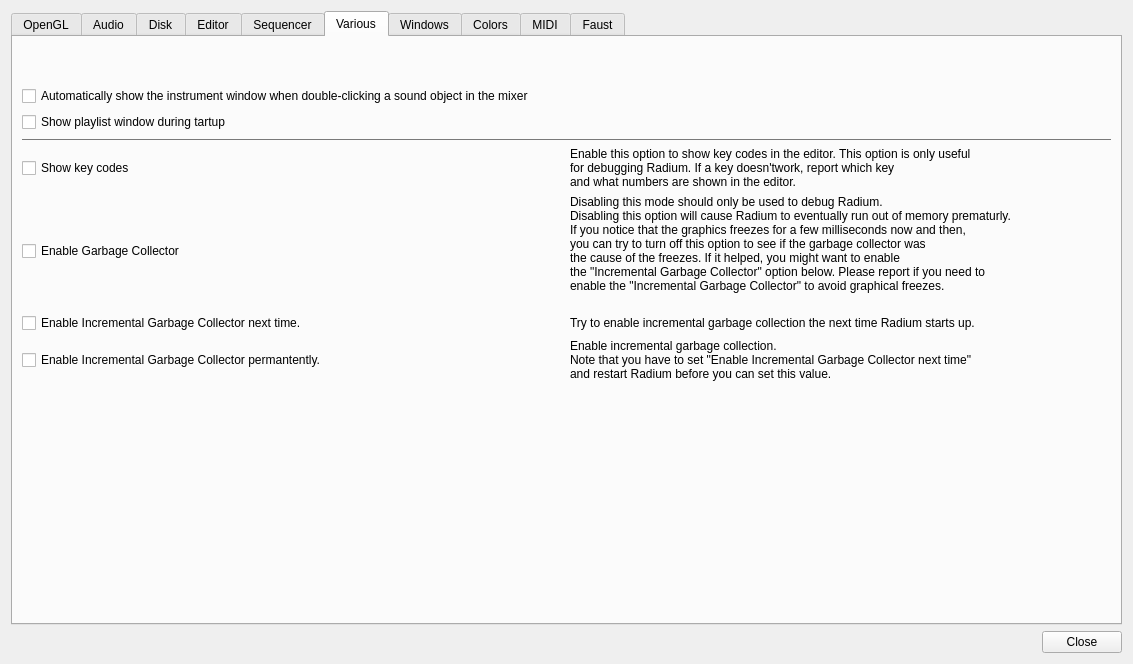
kmatheussen/radium, file Qt/qt4_preferences.ui: the form before one commit.
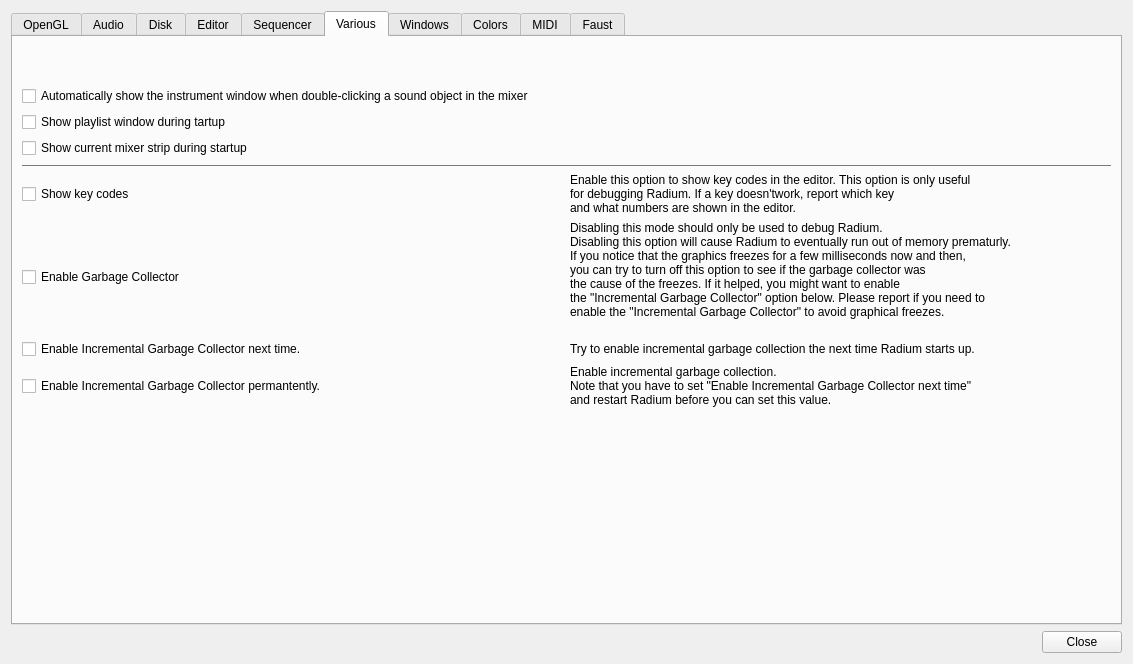
The form after the commit.

Commit message: Option to show/hide current mixer strip, plus option to show/hide current mixer strip during startup, plus reorgianize "Windows" menu a little bit

The edit to the form file:
```diff
--- a/Qt/qt4_preferences.ui
+++ b/Qt/qt4_preferences.ui
@@ -3922,6 +3922,13 @@
          </property>
         </widget>
        </item>
+       <item>
+        <widget class="QCheckBox" name="show_mixer_strip_during_startup">
+         <property name="text">
+          <string>Show current mixer strip during startup</string>
+         </property>
+        </widget>
+       </item>
        <item>
         <widget class="Line" name="line_22">
          <property name="palette">
```
Left out of the diff: 4 changed lines with no effect on the pictures. The commit also changes 8 other files.
